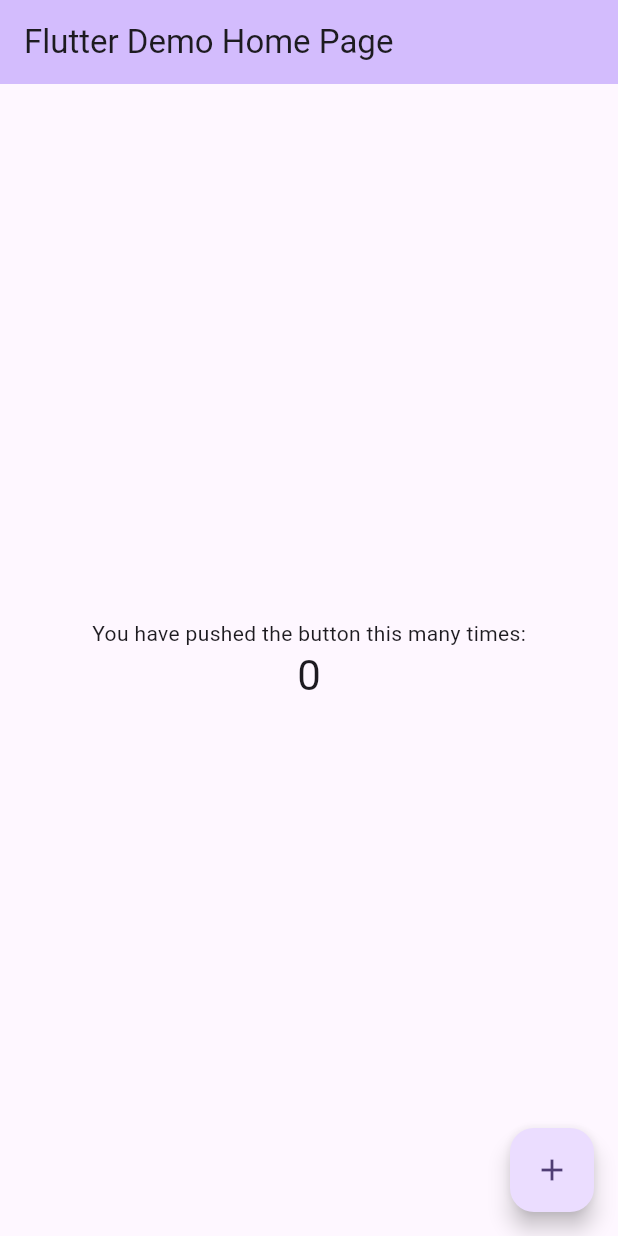
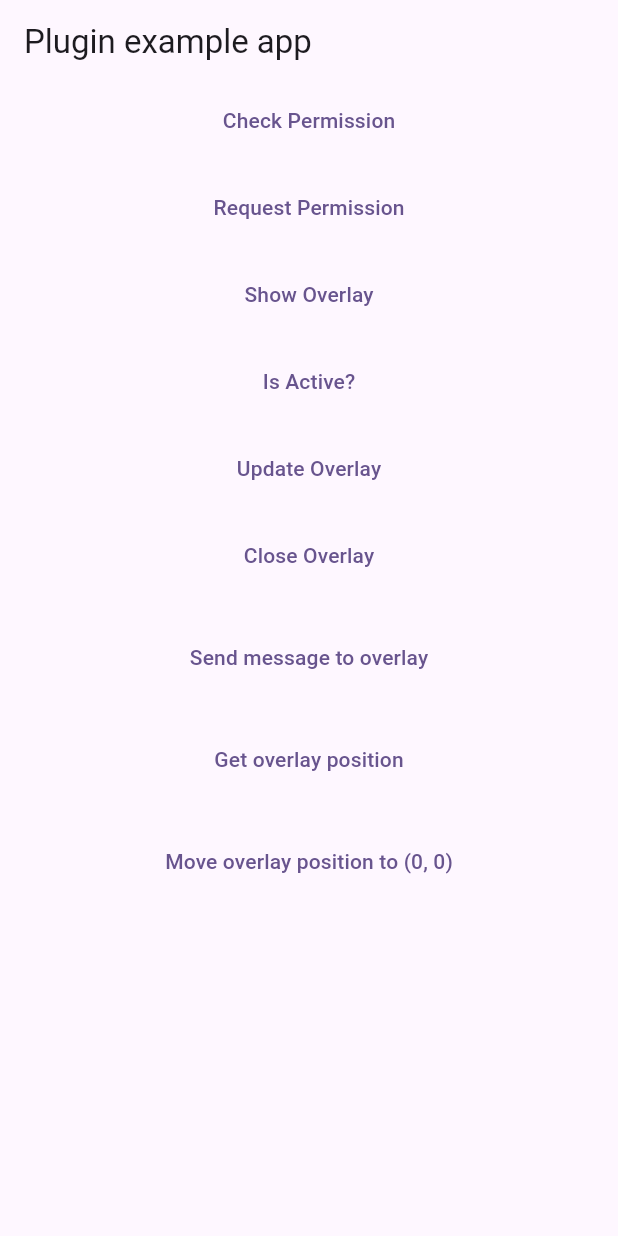
Before and after one commit to Not-Dhanraj/ScreenScribe, a Flutter app: the screen it shows after launch, on a phone screen of 412 x 824 dp. Run offline on Flutter 3.47's test engine with Material 3 defaults, Android fonts, the light colour scheme and no system bars; missing offline and left inert: flutter_overlay_window.

Commit message:
basic overlay implementation

```diff
--- /dev/null
+++ b/lib/homepage.dart
@@ -0,0 +1,147 @@
+import 'dart:developer';
+import 'dart:isolate';
+import 'dart:ui';
+
+import 'package:flutter/material.dart';
+import 'package:flutter_overlay_window/flutter_overlay_window.dart';
+
+class HomePage extends StatefulWidget {
+  const HomePage({Key? key}) : super(key: key);
+
+  @override
+  State<HomePage> createState() => _HomePageState();
+}
+
+class _HomePageState extends State<HomePage> {
+  static const String _kPortNameOverlay = 'OVERLAY';
+  static const String _kPortNameHome = 'UI';
+  final _receivePort = ReceivePort();
+  SendPort? homePort;
+  String? latestMessageFromOverlay;
+
+  @override
+  void initState() {
+    super.initState();
+    if (homePort != null) return;
+    final res = IsolateNameServer.registerPortWithName(
+      _receivePort.sendPort,
+      _kPortNameHome,
+    );
+    log("$res: OVERLAY");
+    _receivePort.listen((message) {
+      log("message from OVERLAY: $message");
+      setState(() {
+        latestMessageFromOverlay = 'Latest Message From Overlay: $message';
+      });
+    });
+  }
+
+  @override
+  Widget build(BuildContext context) {
+    return Scaffold(
+      appBar: AppBar(
+        title: const Text('Plugin example app'),
+      ),
+      body: Center(
+        child: Column(
+          children: [
+            TextButton(
+              onPressed: () async {
+                final status = await FlutterOverlayWindow.isPermissionGranted();
+                log("Is Permission Granted: $status");
+              },
+              child: const Text("Check Permission"),
+            ),
+            const SizedBox(height: 10.0),
+            TextButton(
+              onPressed: () async {
+                final bool? res =
+                    await FlutterOverlayWindow.requestPermission();
+                log("status: $res");
+              },
+              child: const Text("Request Permission"),
+            ),
+            const SizedBox(height: 10.0),
+            TextButton(
+              onPressed: () async {
+                if (await FlutterOverlayWindow.isActive()) return;
+                await FlutterOverlayWindow.showOverlay(
+                  enableDrag: true,
+                  overlayTitle: "X-SLAYER",
+                  overlayContent: 'Overlay Enabled',
+                  flag: OverlayFlag.defaultFlag,
+                  visibility: NotificationVisibility.visibilityPublic,
+                  positionGravity: PositionGravity.auto,
+                  height: (MediaQuery.of(context).size.height * 0.6).toInt(),
+                  width: WindowSize.matchParent,
+                  startPosition: const OverlayPosition(0, -259),
+                );
+              },
+              child: const Text("Show Overlay"),
+            ),
+            const SizedBox(height: 10.0),
+            TextButton(
+              onPressed: () async {
+                final status = await FlutterOverlayWindow.isActive();
+                log("Is Active?: $status");
+              },
+              child: const Text("Is Active?"),
+            ),
+            const SizedBox(height: 10.0),
+            TextButton(
+              onPressed: () async {
+                await FlutterOverlayWindow.resizeOverlay(
+                  WindowSize.matchParent,
+                  (MediaQuery.of(context).size.height * 5).toInt(),
+                  false,
+                );
+              },
+              child: const Text("Update Overlay"),
+            ),
+            const SizedBox(height: 10.0),
+            TextButton(
+              onPressed: () {
+                log('Try to close');
+                FlutterOverlayWindow.closeOverlay()
+                    .then((value) => log('STOPPED: alue: $value'));
+              },
+              child: const Text("Close Overlay"),
+            ),
+            const SizedBox(height: 20.0),
+            TextButton(
+              onPressed: () {
+                homePort ??=
+                    IsolateNameServer.lookupPortByName(_kPortNameOverlay);
+                homePort?.send('Send to overlay: ${DateTime.now()}');
+              },
+              child: const Text("Send message to overlay"),
+            ),
+            const SizedBox(height: 20.0),
+            TextButton(
+              onPressed: () {
+                FlutterOverlayWindow.getOverlayPosition().then((value) {
+                  log('Overlay Position: $value');
+                  setState(() {
+                    latestMessageFromOverlay = 'Overlay Position: $value';
+                  });
+                });
+              },
+              child: const Text("Get overlay position"),
+            ),
+            const SizedBox(height: 20.0),
+            TextButton(
+              onPressed: () {
+                FlutterOverlayWindow.moveOverlay(
+                  const OverlayPosition(0, 0),
+                );
+              },
+              child: const Text("Move overlay position to (0, 0)"),
+            ),
+            const SizedBox(height: 20),
+            Text(latestMessageFromOverlay ?? ''),
+          ],
+        ),
+      ),
+    );
+  }
+}
--- a/lib/main.dart
+++ b/lib/main.dart
@@ -1,52 +1,42 @@
 import 'package:flutter/material.dart';
+import 'package:flutter_overlay_window/flutter_overlay_window.dart';
+import 'package:on_screen_ocr/homepage.dart';
+import 'package:on_screen_ocr/overlays/main_overlay.dart';
 
 void main() {
+  WidgetsFlutterBinding.ensureInitialized();
   runApp(const MyApp());
+}
+
+@pragma("vm:entry-point")
+void overlayMain() {
+  WidgetsFlutterBinding.ensureInitialized();
+  runApp(
+    const MaterialApp(
+      debugShowCheckedModeBanner: false,
+      home: FloatingWidget(),
+    ),
+  );
 }
 
 class MyApp extends StatelessWidget {
   const MyApp({super.key});
 
-  // This widget is the root of your application.
   @override
   Widget build(BuildContext context) {
     return MaterialApp(
       title: 'Flutter Demo',
       theme: ThemeData(
-        // This is the theme of your application.
-        //
-        // TRY THIS: Try running your application with "flutter run". You'll see
-        // the application has a purple toolbar. Then, without quitting the app,
-        // try changing the seedColor in the colorScheme below to Colors.green
-        // and then invoke "hot reload" (save your changes or press the "hot
-        // reload" button in a Flutter-supported IDE, or press "r" if you used
-        // the command line to start the app).
-        //
-        // Notice that the counter didn't reset back to zero; the application
-        // state is not lost during the reload. To reset the state, use hot
-        // restart instead.
-        //
-        // This works for code too, not just values: Most code changes can be
-        // tested with just a hot reload.
         colorScheme: ColorScheme.fromSeed(seedColor: Colors.deepPurple),
         useMaterial3: true,
       ),
-      home: const MyHomePage(title: 'Flutter Demo Home Page'),
+      home: const HomePage(),
     );
   }
 }
 
 class MyHomePage extends StatefulWidget {
   const MyHomePage({super.key, required this.title});
-
-  // This widget is the home page of your application. It is stateful, meaning
-  // that it has a State object (defined below) that contains fields that affect
-  // how it looks.
-
-  // This class is the configuration for the state. It holds the values (in this
-  // case the title) provided by the parent (in this case the App widget) and
-  // used by the build method of the State. Fields in a Widget subclass are
-  // always marked "final".
 
   final String title;
 
@@ -55,71 +45,33 @@
 }
 
 class _MyHomePageState extends State<MyHomePage> {
-  int _counter = 0;
-
-  void _incrementCounter() {
-    setState(() {
-      // This call to setState tells the Flutter framework that something has
-      // changed in this State, which causes it to rerun the build method below
-      // so that the display can reflect the updated values. If we changed
-      // _counter without calling setState(), then the build method would not be
-      // called again, and so nothing would appear to happen.
-      _counter++;
-    });
+  final Future<bool?> status = FlutterOverlayWindow.requestPermission();
+  @override
+  void initState() {
+    super.initState();
   }
 
   @override
   Widget build(BuildContext context) {
-    // This method is rerun every time setState is called, for instance as done
-    // by the _incrementCounter method above.
-    //
-    // The Flutter framework has been optimized to make rerunning build methods
-    // fast, so that you can just rebuild anything that needs updating rather
-    // than having to individually change instances of widgets.
     return Scaffold(
       appBar: AppBar(
-        // TRY THIS: Try changing the color here to a specific color (to
-        // Colors.amber, perhaps?) and trigger a hot reload to see the AppBar
-        // change color while the other colors stay the same.
         backgroundColor: Theme.of(context).colorScheme.inversePrimary,
-        // Here we take the value from the MyHomePage object that was created by
-        // the App.build method, and use it to set our appbar title.
         title: Text(widget.title),
       ),
       body: Center(
-        // Center is a layout widget. It takes a single child and positions it
-        // in the middle of the parent.
         child: Column(
-          // Column is also a layout widget. It takes a list of children and
-          // arranges them vertically. By default, it sizes itself to fit its
-          // children horizontally, and tries to be as tall as its parent.
-          //
-          // Column has various properties to control how it sizes itself and
-          // how it positions its children. Here we use mainAxisAlignment to
-          // center the children vertically; the main axis here is the vertical
-          // axis because Columns are vertical (the cross axis would be
-          // horizontal).
-          //
-          // TRY THIS: Invoke "debug painting" (choose the "Toggle Debug Paint"
-          // action in the IDE, or press "p" in the console), to see the
-          // wireframe for each widget.
           mainAxisAlignment: MainAxisAlignment.center,
           children: <Widget>[
             const Text(
               'You have pushed the button this many times:',
             ),
             Text(
-              '$_counter',
+              'kajbds',
               style: Theme.of(context).textTheme.headlineMedium,
             ),
           ],
         ),
       ),
-      floatingActionButton: FloatingActionButton(
-        onPressed: _incrementCounter,
-        tooltip: 'Increment',
-        child: const Icon(Icons.add),
-      ), // This trailing comma makes auto-formatting nicer for build methods.
     );
   }
 }
```
Also changed, not shown: lib/overlays/main_overlay.dart (added, +29 -0 lines), pubspec.yaml (+4 -12 lines), pubspec.lock, 1 other file.
